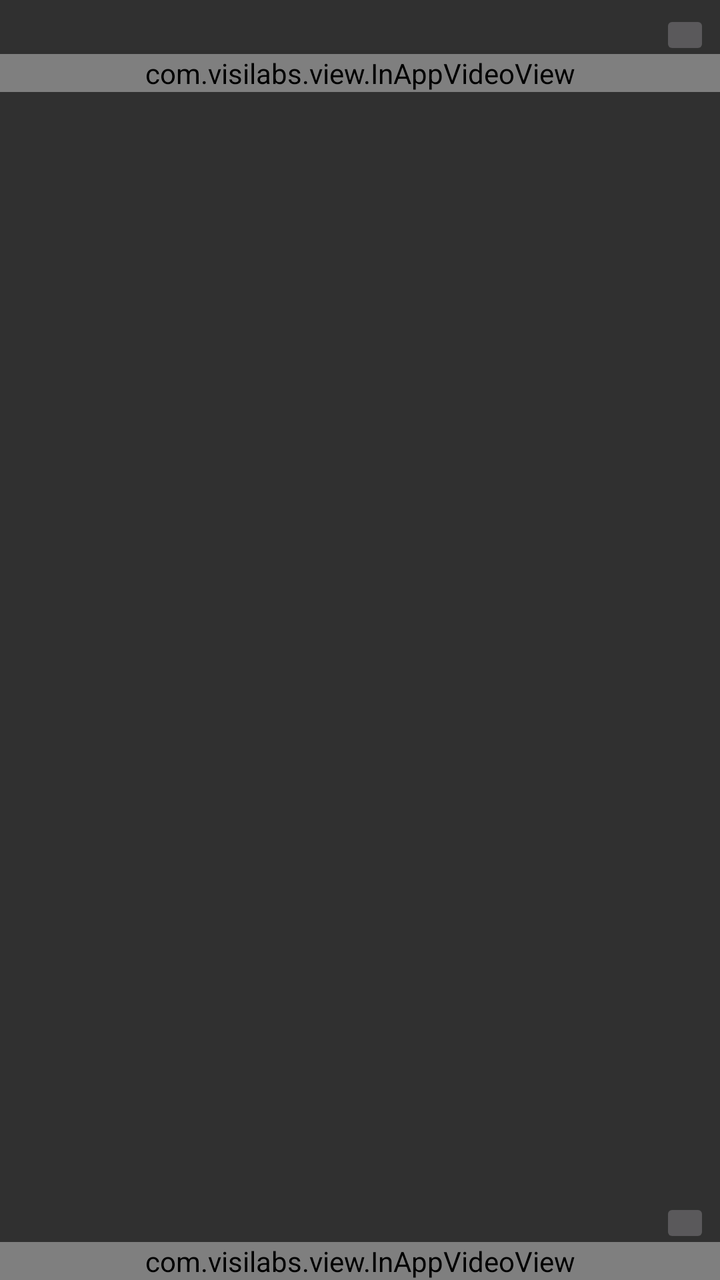
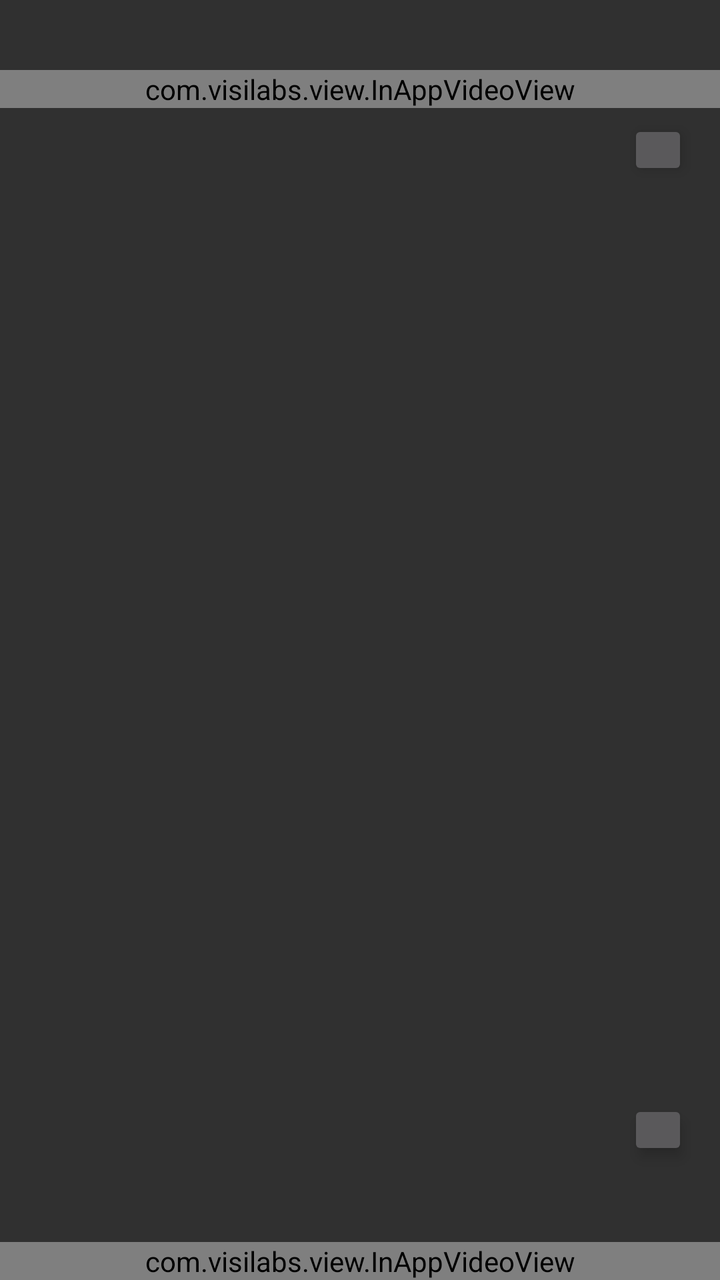

Screens rendered from an Android XML layout before and after an edit, with the pre-edit source and the edit as a unified diff.
<!-- AndroidManifest.xml: another module's application theme Theme.AppCompat -->
<!-- res/layout/fragment_half_screen.xml -->
<RelativeLayout
    xmlns:android="http://schemas.android.com/apk/res/android"
    xmlns:app="http://schemas.android.com/apk/res-auto"
    xmlns:tools="http://schemas.android.com/tools"
    android:layout_width="match_parent"
    android:layout_height="match_parent">

    <FrameLayout
        android:id="@+id/half_screen_container_top"
        android:layout_width="match_parent"
        android:layout_height="wrap_content"
        android:orientation="horizontal" >

        <LinearLayout
            android:layout_width="match_parent"
            android:layout_height="wrap_content"
            android:orientation="vertical" >

            <TextView
                android:id="@+id/top_title_view"
                android:layout_width="match_parent"
                android:layout_height="wrap_content"
                android:paddingStart="4dp"
                android:paddingEnd="32dp"
                android:paddingTop="4dp"
                android:paddingBottom="4dp"
                android:ellipsize="end"
                android:gravity="center"
                android:paddingLeft="4dp"
                android:paddingRight="32dp" />

            <ImageView
                android:layout_width="match_parent"
                android:layout_height="wrap_content"
                android:id="@+id/top_image_view"
                android:adjustViewBounds="true"/>

            <com.visilabs.view.InAppVideoView
                android:id="@+id/top_video_view"
                android:layout_width="match_parent"
                android:layout_height="wrap_content"/>

            <LinearLayout
                android:id="@+id/top_promotion_container"
                android:layout_width="match_parent"
                android:layout_height="wrap_content"
                android:orientation="horizontal"
                android:paddingStart="4dp"
                android:paddingEnd="8dp"
                android:paddingTop="4dp"
                android:paddingBottom="4dp"
                android:gravity="center"
                android:visibility="gone">

                <TextView
                    android:id="@+id/top_promotion_code_text"
                    android:layout_width="0dp"
                    android:layout_height="wrap_content"
                    android:layout_weight="1"
                    android:gravity="center" />

                <ImageButton
                    android:id="@+id/top_promotion_copy_button"
                    android:layout_width="30dp"
                    android:layout_height="30dp"
                    android:layout_gravity="center_vertical"
                    android:background="?attr/selectableItemBackgroundBorderless"
                    android:src="@drawable/content_copy_24"
                    android:scaleType="fitCenter" />
            </LinearLayout>
        </LinearLayout>

        <ImageButton
            android:id="@+id/top_close_button"
            android:layout_width="25dp"
            android:layout_height="25dp"
            android:layout_gravity="top|end"
            android:layout_margin="5dp"
            android:textColor="#fff" />
    </FrameLayout>

    <FrameLayout
        android:id="@+id/half_screen_container_bot"
        android:layout_width="match_parent"
        android:layout_height="wrap_content"
        android:layout_alignParentBottom="true"
        android:orientation="horizontal" >

        <LinearLayout
            android:layout_width="match_parent"
            android:layout_height="wrap_content"
            android:orientation="vertical" >

            <TextView
                android:id="@+id/bot_title_view"
                android:layout_width="match_parent"
                android:layout_height="wrap_content"
                android:paddingStart="4dp"
                android:paddingEnd="32dp"
                android:paddingTop="4dp"
                android:paddingBottom="4dp"
                android:ellipsize="end"
                android:gravity="center"
                android:paddingLeft="4dp"
                android:paddingRight="32dp" />

            <ImageView
                android:layout_width="match_parent"
                android:layout_height="wrap_content"
                android:id="@+id/bot_image_view"
                android:adjustViewBounds="true"/>

            <com.visilabs.view.InAppVideoView
                android:id="@+id/bot_video_view"
                android:layout_width="match_parent"
                android:layout_height="wrap_content"/>

            <LinearLayout
                android:id="@+id/bot_promotion_container"
                android:layout_width="match_parent"
                android:layout_height="wrap_content"
                android:orientation="horizontal"
                android:paddingStart="4dp"
                android:paddingEnd="8dp"
                android:paddingTop="4dp"
                android:paddingBottom="4dp"
                android:gravity="center"
                android:visibility="gone">

                <TextView
                    android:id="@+id/bot_promotion_code_text"
                    android:layout_width="0dp"
                    android:layout_height="wrap_content"
                    android:layout_weight="1"
                    android:gravity="center" />

                <ImageButton
                    android:id="@+id/bot_promotion_copy_button"
                    android:layout_width="30dp"
                    android:layout_height="30dp"
                    android:layout_gravity="center_vertical"
                    android:background="?attr/selectableItemBackgroundBorderless"
                    android:src="@drawable/content_copy_24"
                    android:scaleType="fitCenter" />
            </LinearLayout>
        </LinearLayout>

        <ImageButton
            android:id="@+id/bot_close_button"
            android:layout_width="25dp"
            android:layout_height="25dp"
            android:layout_gravity="top|end"
            android:layout_margin="5dp"
            android:textColor="#fff" />
    </FrameLayout>
</RelativeLayout>
<!-- resources referenced by this layout -->
<resources>
  <!-- drawable content_copy_24 (drawable) -->
  <vector xmlns:android="http://schemas.android.com/apk/res/android" xmlns:aapt="http://schemas.android.com/aapt"
      android:viewportWidth="210.107"
      android:viewportHeight="210.107"
      android:width="24dp"
      android:height="24dp">
      <path
          android:pathData="M168.506 0H80.235C67.413 0 56.981 10.432 56.981 23.254v2.854h-15.38c-12.822 0 -23.254 10.432 -23.254 23.254v137.492c0 12.822 10.432 23.254 23.254 23.254h88.271c12.822 0 23.253 -10.432 23.253 -23.254V184h15.38c12.822 0 23.254 -10.432 23.254 -23.254V23.254C191.76 10.432 181.328 0 168.506 0zM138.126 186.854c0 4.551 -3.703 8.254 -8.253 8.254H41.601c-4.551 0 -8.254 -3.703 -8.254 -8.254V49.361c0 -4.551 3.703 -8.254 8.254 -8.254h88.271c4.551 0 8.253 3.703 8.253 8.254V186.854zM176.76 160.746c0 4.551 -3.703 8.254 -8.254 8.254h-15.38V49.361c0 -12.822 -10.432 -23.254 -23.253 -23.254H71.981v-2.854c0 -4.551 3.703 -8.254 8.254 -8.254h88.271c4.551 0 8.254 3.703 8.254 8.254V160.746z"
          android:fillColor="#1D1D1B" />
  </vector>
</resources>

<!-- the commit's change to res/layout/fragment_half_screen.xml (unified diff, before → after) -->
@@ -5,29 +5,32 @@
     android:layout_width="match_parent"
     android:layout_height="match_parent">
 
-    <FrameLayout
+    <RelativeLayout
         android:id="@+id/half_screen_container_top"
         android:layout_width="match_parent"
         android:layout_height="wrap_content"
-        android:orientation="horizontal" >
+        android:layout_alignParentTop="true"
+        android:clipChildren="false"
+        android:clipToPadding="false">
 
         <LinearLayout
+            android:id="@+id/top_content_area"
             android:layout_width="match_parent"
             android:layout_height="wrap_content"
-            android:orientation="vertical" >
+            android:orientation="vertical">
 
             <TextView
                 android:id="@+id/top_title_view"
                 android:layout_width="match_parent"
                 android:layout_height="wrap_content"
-                android:paddingStart="4dp"
-                android:paddingEnd="32dp"
-                android:paddingTop="4dp"
-                android:paddingBottom="4dp"
+                android:paddingStart="16dp"
+                android:paddingEnd="16dp"
+                android:paddingTop="8dp"
+                android:paddingBottom="8dp"
                 android:ellipsize="end"
                 android:gravity="center"
-                android:paddingLeft="4dp"
-                android:paddingRight="32dp" />
+                android:paddingLeft="16dp"
+                android:paddingRight="16dp" />
 
             <ImageView
                 android:layout_width="match_parent"
@@ -72,37 +75,59 @@
 
         <ImageButton
             android:id="@+id/top_close_button"
-            android:layout_width="25dp"
-            android:layout_height="25dp"
-            android:layout_gravity="top|end"
-            android:layout_margin="5dp"
-            android:textColor="#fff" />
-    </FrameLayout>
+            android:layout_width="30dp"
+            android:layout_height="30dp"
+            android:layout_below="@id/top_content_area"
+            android:layout_alignParentEnd="true"
+            android:layout_marginTop="6dp"
+            android:layout_marginBottom="6dp"
+            android:layout_marginEnd="16dp"
+            android:padding="6dp"
+            android:elevation="4dp"
+            android:scaleType="fitCenter"
+            android:contentDescription="@null" />
+    </RelativeLayout>
 
-    <FrameLayout
+    <RelativeLayout
         android:id="@+id/half_screen_container_bot"
         android:layout_width="match_parent"
         android:layout_height="wrap_content"
         android:layout_alignParentBottom="true"
-        android:orientation="horizontal" >
+        android:clipChildren="false"
+        android:clipToPadding="false">
+
+        <ImageButton
+            android:id="@+id/bot_close_button"
+            android:layout_width="30dp"
+            android:layout_height="30dp"
+            android:layout_alignParentEnd="true"
+            android:layout_marginTop="6dp"
+            android:layout_marginBottom="6dp"
+            android:layout_marginEnd="16dp"
+            android:padding="6dp"
+            android:elevation="4dp"
+            android:scaleType="fitCenter"
+            android:contentDescription="@null" />
 
         <LinearLayout
+            android:id="@+id/bot_content_area"
             android:layout_width="match_parent"
             android:layout_height="wrap_content"
-            android:orientation="vertical" >
+            android:layout_below="@id/bot_close_button"
+            android:orientation="vertical">
 
             <TextView
                 android:id="@+id/bot_title_view"
                 android:layout_width="match_parent"
                 android:layout_height="wrap_content"
-                android:paddingStart="4dp"
-                android:paddingEnd="32dp"
-                android:paddingTop="4dp"
-                android:paddingBottom="4dp"
+                android:paddingStart="16dp"
+                android:paddingEnd="16dp"
+                android:paddingTop="8dp"
+                android:paddingBottom="8dp"
                 android:ellipsize="end"
                 android:gravity="center"
-                android:paddingLeft="4dp"
-                android:paddingRight="32dp" />
+                android:paddingLeft="16dp"
+                android:paddingRight="16dp" />
 
             <ImageView
                 android:layout_width="match_parent"
@@ -144,13 +169,5 @@
                     android:scaleType="fitCenter" />
             </LinearLayout>
         </LinearLayout>
-
-        <ImageButton
-            android:id="@+id/bot_close_button"
-            android:layout_width="25dp"
-            android:layout_height="25dp"
-            android:layout_gravity="top|end"
-            android:layout_margin="5dp"
-            android:textColor="#fff" />
-    </FrameLayout>
+    </RelativeLayout>
 </RelativeLayout>
